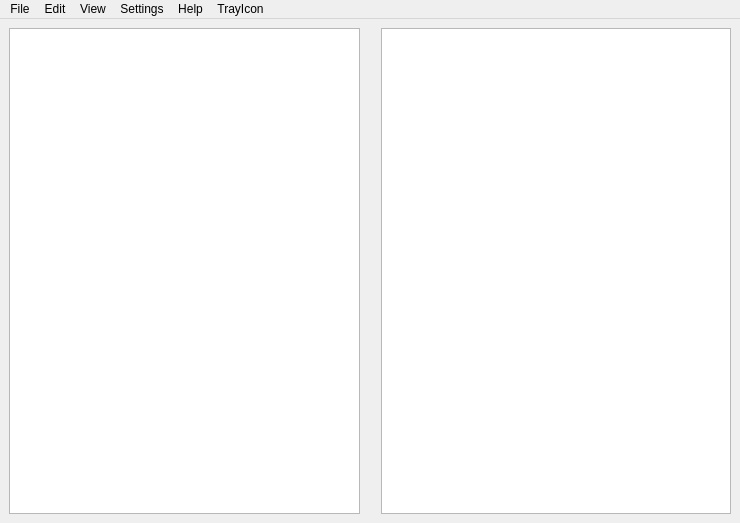
Before: the Qt Designer form qboprox/main.ui in alexbarcelo/boprox, drawn with Qt 5.
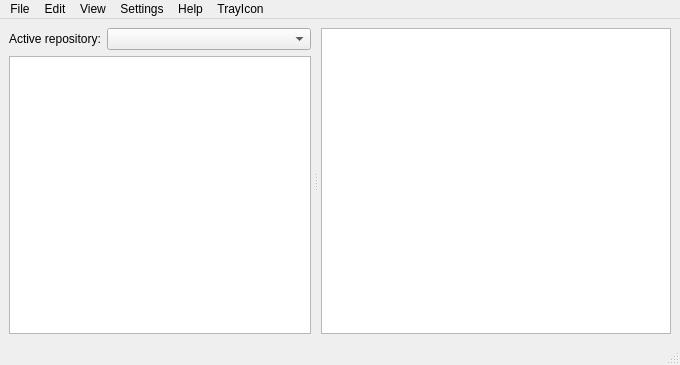
After: the same form once the commit is applied.

Commit message: Coding and improving GUI elements

What changed in the file:
```diff
--- a/qboprox/main.ui
+++ b/qboprox/main.ui
@@ -6,53 +6,72 @@
    <rect>
     <x>0</x>
     <y>0</y>
-    <width>740</width>
-    <height>523</height>
+    <width>680</width>
+    <height>365</height>
    </rect>
   </property>
   <property name="windowTitle">
    <string>qboprox</string>
   </property>
   <widget class="QWidget" name="centralwidget">
+   <layout class="QVBoxLayout" name="verticalLayout">
+    <item>
+     <widget class="QSplitter" name="splitter">
+      <property name="orientation">
+       <enum>Qt::Horizontal</enum>
+      </property>
+      <property name="handleWidth">
+       <number>10</number>
+      </property>
+      <widget class="QWidget" name="gridLayoutWidget">
    <layout class="QGridLayout" name="gridLayout">
+        <item row="0" column="1">
+         <widget class="QComboBox" name="repoComboBox">
+          <property name="sizePolicy">
+           <sizepolicy hsizetype="MinimumExpanding" vsizetype="Minimum">
+            <horstretch>0</horstretch>
+            <verstretch>0</verstretch>
+           </sizepolicy>
+          </property>
+         </widget>
+        </item>
     <item row="0" column="0">
+         <widget class="QLabel" name="repoLabel">
+          <property name="sizePolicy">
+           <sizepolicy hsizetype="Minimum" vsizetype="Preferred">
+            <horstretch>0</horstretch>
+            <verstretch>0</verstretch>
+           </sizepolicy>
+          </property>
+          <property name="text">
+           <string>Active repository:</string>
+          </property>
+         </widget>
+        </item>
+        <item row="1" column="0" colspan="2">
      <widget class="QTreeView" name="fileTree">
       <property name="minimumSize">
        <size>
-        <width>200</width>
+            <width>300</width>
         <height>0</height>
        </size>
       </property>
      </widget>
     </item>
-    <item row="0" column="2">
+       </layout>
+      </widget>
      <widget class="QTextBrowser" name="descriptionText">
       <property name="minimumSize">
        <size>
-        <width>200</width>
-        <height>0</height>
+         <width>350</width>
+         <height>300</height>
        </size>
       </property>
       <property name="openLinks">
        <bool>false</bool>
       </property>
      </widget>
-    </item>
-    <item row="0" column="1">
-     <spacer name="horizontalSpacer">
-      <property name="orientation">
-       <enum>Qt::Horizontal</enum>
-      </property>
-      <property name="sizeType">
-       <enum>QSizePolicy::Fixed</enum>
-      </property>
-      <property name="sizeHint" stdset="0">
-       <size>
-        <width>15</width>
-        <height>400</height>
-       </size>
-      </property>
-     </spacer>
+     </widget>
     </item>
    </layout>
   </widget>
@@ -61,7 +80,7 @@
     <rect>
      <x>0</x>
      <y>0</y>
-     <width>740</width>
+     <width>680</width>
      <height>25</height>
     </rect>
    </property>
@@ -129,6 +148,7 @@
    <addaction name="menuHelp"/>
    <addaction name="menuTrayIcon"/>
   </widget>
+  <widget class="QStatusBar" name="statusBar"/>
   <action name="actionQuit">
    <property name="text">
     <string>Quit</string>
```
Left out of the diff: 25 changed lines with no effect on the pictures. Lines whose indentation alone changed are shown as unchanged. The commit also changes 4 other files.
